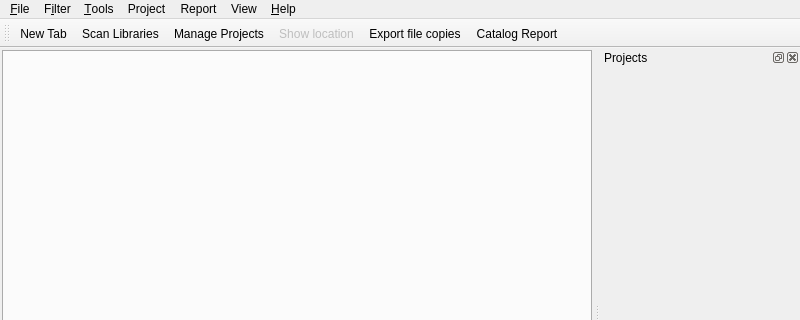
The window that photonfinder/ui/MainWindow.ui (bcolyn/PhotonFinder) describes before a commit, drawn with Qt 5; both pictures show x 0 to 800 and y 0 to 320 of the 800 by 600 pixel window.
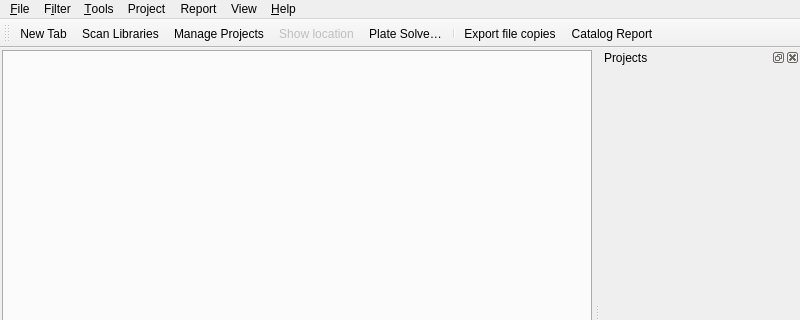
The same window after the commit. Icons and pictures are not drawn.

Commit message: More plate solver: batch result overview, improved hint detection

Patch:
```diff
--- a/photonfinder/ui/MainWindow.ui
+++ b/photonfinder/ui/MainWindow.ui
@@ -203,6 +203,8 @@
    <addaction name="action_Scan_Libraries"/>
    <addaction name="actionManage_Projects"/>
    <addaction name="actionShow_location"/>
+   <addaction name="actionPlate_solve_files"/>
+   <addaction name="separator"/>
    <addaction name="action_Export_Data"/>
    <addaction name="actionCatalog_Report"/>
   </widget>
```
The commit also changes 7 other files.
